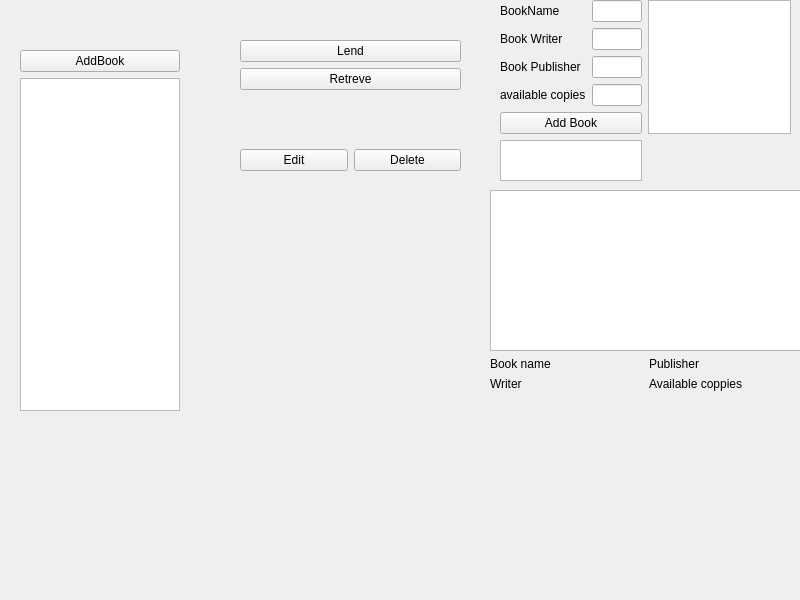
This is Admin_page/adminpage.ui in meh3one/Ap-FinalProj as Qt 5 draws it before an edit. The edited form follows.
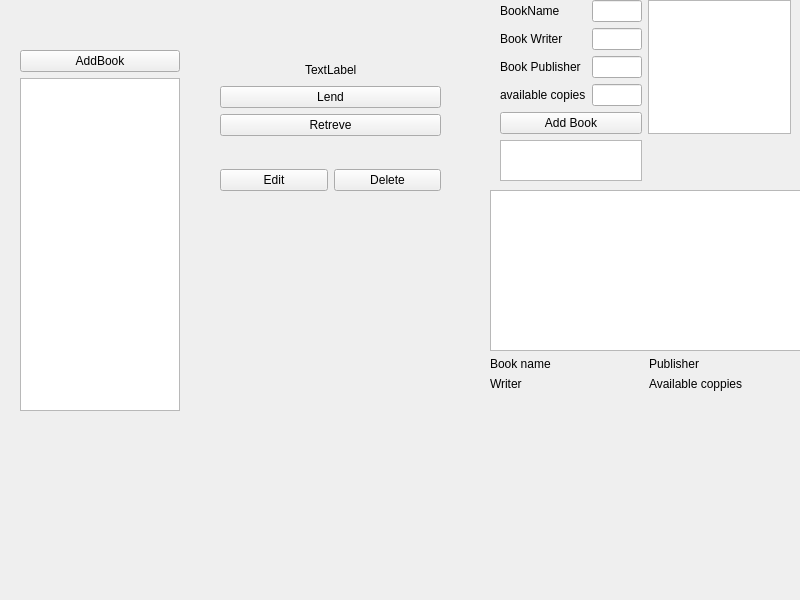
This is the edited form.

Commit message: fixed bugs regarding RefreshAll function . broke it into two difrent function : RefreshList AND HideAll

The edit to the form file:
```diff
--- a/Admin_page/adminpage.ui
+++ b/Admin_page/adminpage.ui
@@ -17,53 +17,90 @@
    <widget class="QWidget" name="BookEdit_Widget" native="true">
     <property name="geometry">
      <rect>
-      <x>240</x>
-      <y>40</y>
+      <x>220</x>
+      <y>60</y>
       <width>221</width>
       <height>131</height>
      </rect>
     </property>
     <layout class="QGridLayout" name="ob3">
-     <item row="4" column="1">
+     <item row="4" column="0" colspan="2">
+      <spacer name="verticalSpacer">
+       <property name="orientation">
+        <enum>Qt::Vertical</enum>
+       </property>
+       <property name="sizeHint" stdset="0">
+        <size>
+         <width>20</width>
+         <height>40</height>
+        </size>
+       </property>
+      </spacer>
+     </item>
+     <item row="5" column="1">
       <widget class="QPushButton" name="Deletethebook">
        <property name="text">
         <string>Delete</string>
        </property>
       </widget>
      </item>
-     <item row="0" column="0" colspan="2">
+     <item row="1" column="0" colspan="2">
       <widget class="QPushButton" name="Lend_botton">
        <property name="text">
         <string>Lend</string>
        </property>
       </widget>
      </item>
-     <item row="1" column="0" colspan="2">
+     <item row="2" column="0" colspan="2">
       <widget class="QPushButton" name="retrevebotton">
        <property name="text">
         <string>Retreve</string>
        </property>
       </widget>
      </item>
-     <item row="4" column="0">
+     <item row="5" column="0">
       <widget class="QPushButton" name="Edit_button">
        <property name="text">
         <string>Edit</string>
        </property>
       </widget>
      </item>
-     <item row="3" column="0" colspan="2">
-      <spacer name="verticalSpacer">
+     <item row="0" column="0" colspan="2">
+      <layout class="QHBoxLayout" name="horizontalLayout">
+       <item>
+        <spacer name="horizontalSpacer_2">
        <property name="orientation">
-        <enum>Qt::Vertical</enum>
+          <enum>Qt::Horizontal</enum>
        </property>
        <property name="sizeHint" stdset="0">
         <size>
-         <width>20</width>
-         <height>40</height>
+           <width>40</width>
+           <height>20</height>
         </size>
        </property>
       </spacer>
+       </item>
+       <item>
+        <widget class="QLabel" name="Edit_name_lable">
+         <property name="text">
+          <string>TextLabel</string>
+         </property>
+        </widget>
+       </item>
+       <item>
+        <spacer name="horizontalSpacer">
+         <property name="orientation">
+          <enum>Qt::Horizontal</enum>
+         </property>
+         <property name="sizeHint" stdset="0">
+          <size>
+           <width>40</width>
+           <height>20</height>
+          </size>
+         </property>
+        </spacer>
+       </item>
+      </layout>
      </item>
     </layout>
    </widget>
```
Lines whose indentation alone changed are shown as unchanged. The commit also changes 2 other files.
